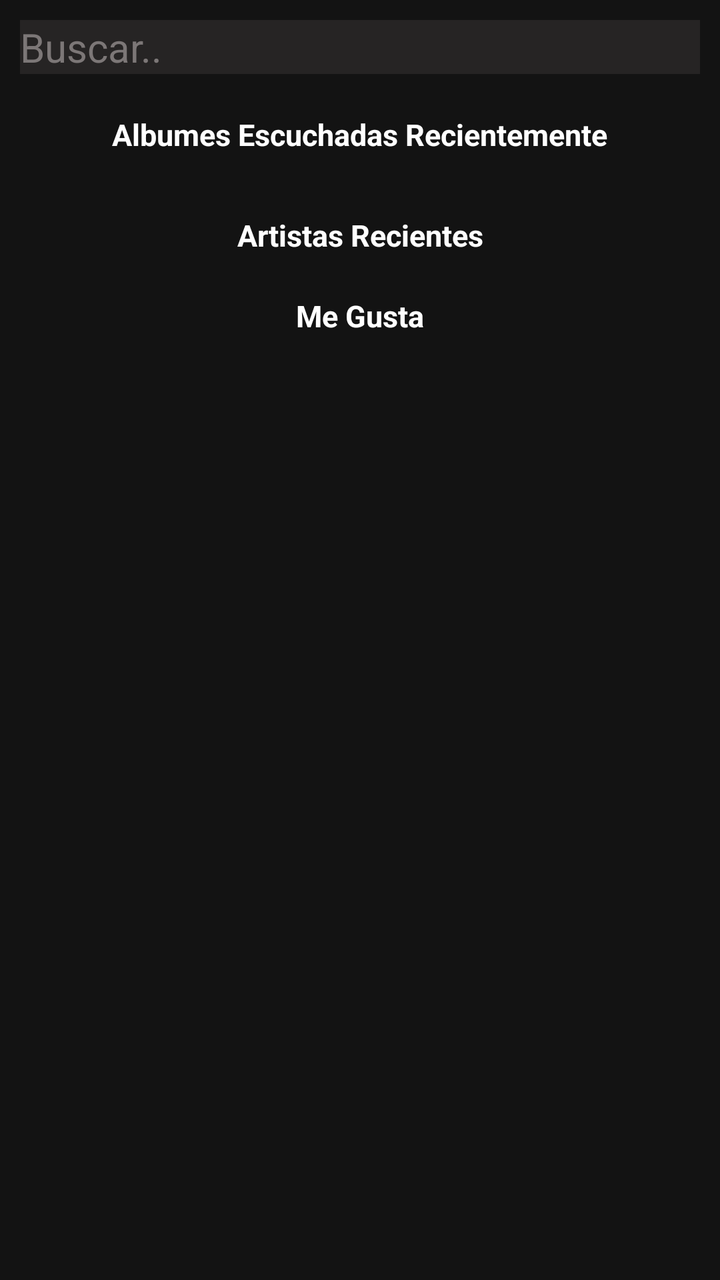
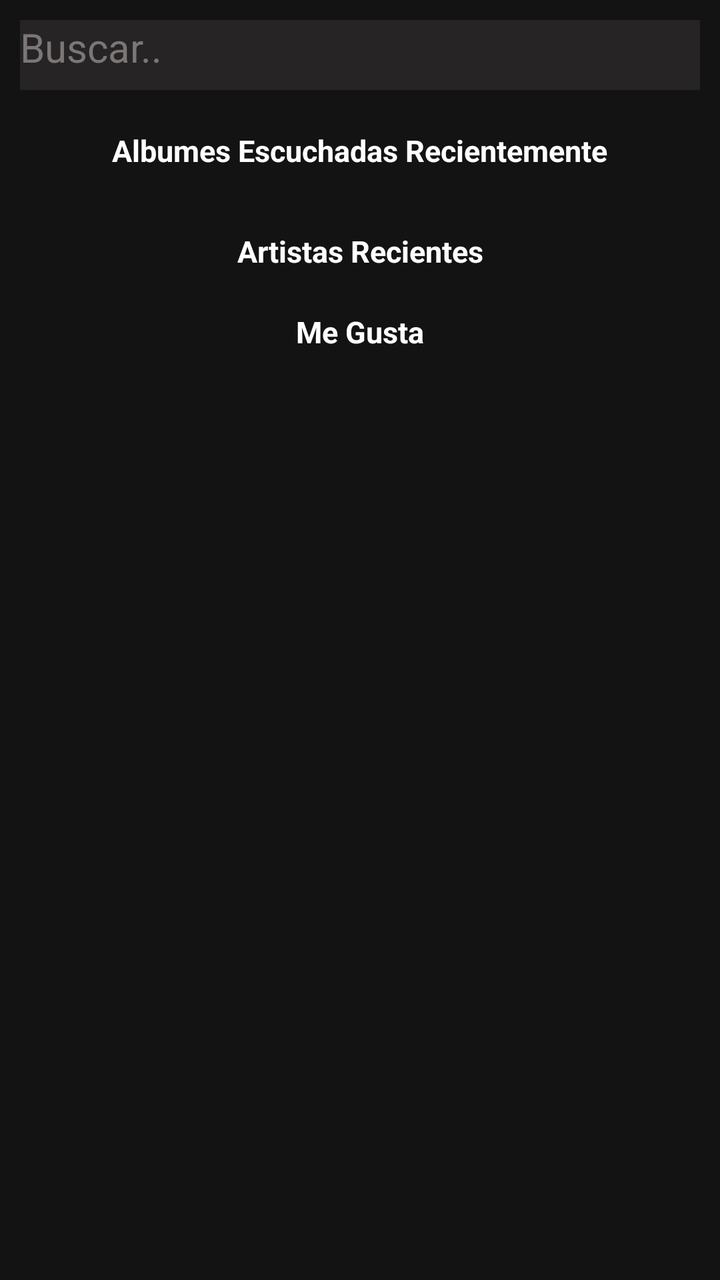

An Android layout rendered at two revisions. The XML below is the earlier revision; the diff shows what the commit changed to produce the second picture.
<!-- AndroidManifest.xml: application theme Theme.AppCompat.NoActionBar -->
<!-- res/layout/activity_main.xml -->
<?xml version="1.0" encoding="utf-8"?>
<LinearLayout xmlns:android="http://schemas.android.com/apk/res/android"
    android:id="@+id/layoutPrincipal"
    android:layout_width="match_parent"
    android:layout_height="match_parent"
    android:orientation="vertical">

    <ScrollView 
        android:layout_width="match_parent"
        android:layout_height="0dp"
        android:layout_weight="1"
        android:background="#131313">

        <LinearLayout
            android:id="@+id/Layout_content"
            android:layout_width="match_parent"
            android:layout_height="match_parent"
            android:orientation="vertical"
            android:gravity="center_horizontal">
            <TextView
                android:id="@+id/input_button"
                android:layout_width="match_parent"
                android:layout_height="wrap_content"
                android:layout_margin="10dp"
                android:textSize="20sp"
                android:text="Buscar.."
                android:background="#262424"
                android:textColor="#7c7777"
                android:clickable="true"
                android:focusable="true"/>
            
            <TextView
                android:layout_width="wrap_content"
                android:layout_height="wrap_content"
                android:layout_marginTop="10dp"
                android:text="Albumes Escuchadas Recientemente"
                android:textColor="#ffffff"
                android:textSize="15sp"
                android:textStyle="bold"/>
            <HorizontalScrollView
                android:layout_width="match_parent"
                android:layout_height="wrap_content">

                <LinearLayout
                    android:id="@+id/albumes_Recientes"
                    android:layout_width="wrap_content"
                    android:layout_height="wrap_content"
                    android:layout_margin="10dp"
                    android:orientation="horizontal">
                    
                </LinearLayout>
            </HorizontalScrollView>
            
            <TextView
                android:layout_width="wrap_content"
                android:layout_height="wrap_content"
                android:layout_margin="10dp"
                android:text="Artistas Recientes"
                android:textColor="#ffffff"
                android:textSize="15sp"
                android:textStyle="bold"
                android:gravity="center"/>
            <HorizontalScrollView
                android:layout_width="match_parent"
                android:layout_height="wrap_content">
                <LinearLayout
                    android:id="@+id/artistas_Recientes"
                    android:layout_width="wrap_content"
                    android:layout_height="wrap_content"
                    android:orientation="horizontal">
                        
                </LinearLayout>
            </HorizontalScrollView>

            <TextView
                android:layout_width="wrap_content"
                android:layout_height="wrap_content"
                android:layout_margin="10dp"
                android:text="Me Gusta"
                android:textColor="#ffffff"
                android:textSize="15sp"
                android:textStyle="bold"
                android:gravity="center"/>
            <HorizontalScrollView
                android:layout_width="match_parent"
                android:layout_height="wrap_content">

                <LinearLayout
                    android:id="@+id/canciones_MeGusta"
                    android:layout_width="wrap_content"
                    android:layout_height="wrap_content"
                    android:orientation="horizontal">
                    
                </LinearLayout>
            </HorizontalScrollView>

        </LinearLayout>
    </ScrollView>
    
</LinearLayout>
<!-- resources referenced by this layout -->
<resources>

</resources>

<!-- the commit's change to res/layout/activity_main.xml (unified diff, before → after) -->
@@ -20,7 +20,7 @@
             <TextView
                 android:id="@+id/input_button"
                 android:layout_width="match_parent"
-                android:layout_height="wrap_content"
+                android:layout_height="35dp"
                 android:layout_margin="10dp"
                 android:textSize="20sp"
                 android:text="Buscar.."
